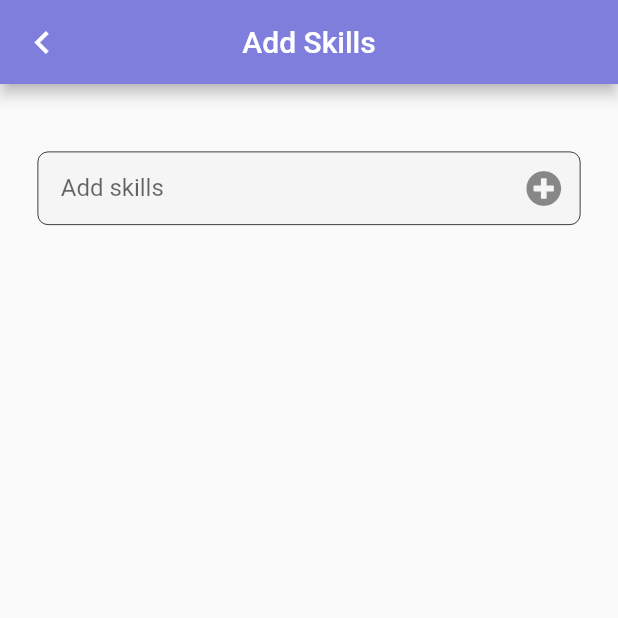
After one commit to Sabareeswaran-B/letz-connect, a Flutter app: the SkillsPage screen opened directly, on a phone screen of 412 x 824 dp, the top half of it. The commit adds this screen. Run offline on Flutter 3.47's test engine with Material 2 defaults, Android fonts, the phone set to English and light mode, and no system bars; our stand-ins replace cached_network_image, font_awesome_flutter, multi_select_flutter, page_indicator, shared_preferences; missing offline and left inert: api_cache_manager; accounts and stored records are empty.

Commit message:
skills changes

```diff
--- /dev/null
+++ b/lib/design_ui/skills.dart
@@ -0,0 +1,107 @@
+import 'package:cia_client/utils/navigation.dart';
+import 'package:flutter/material.dart';
+import 'package:font_awesome_flutter/font_awesome_flutter.dart';
+import 'package:multi_select_flutter/multi_select_flutter.dart';
+
+import '../constant.dart';
+
+class SkillsPage extends StatefulWidget {
+  const SkillsPage({Key? key}) : super(key: key);
+
+  @override
+  _SkillsPageState createState() => _SkillsPageState();
+}
+
+class _SkillsPageState extends State<SkillsPage> {
+  TextEditingController _skills = TextEditingController();
+
+  void submitHandler(value) async {
+    if (value != "") {
+      setState(() {
+        // selectedTags.add(value);
+        // selectedTags = selectedTags.toSet().toList();
+        // _items =
+        //     selectedTags.map((tags) => MultiSelectItem(tags, tags)).toList();
+      });
+    } else {
+      return null;
+    }
+  }
+
+  var _items;
+
+  @override
+  void initState() {
+
+    super.initState();
+  }
+
+  @override
+  Widget build(BuildContext context) {
+    return Scaffold(
+      appBar: AppBar(
+        backgroundColor: primaryColor,
+        leading: IconButton(
+          onPressed: () {
+            Go.back(context);
+          },
+          icon: Icon(Icons.chevron_left, color: Colors.white, size: 30),
+        ),
+        centerTitle: true,
+        title: Text("Add Skills"),
+      ),
+      body: SingleChildScrollView(
+        padding: EdgeInsets.all(25),
+        child: Column(
+          mainAxisAlignment: MainAxisAlignment.spaceEvenly,
+          crossAxisAlignment: CrossAxisAlignment.center,
+          children: [
+            Container(
+              margin: EdgeInsets.symmetric(vertical: 20),
+              decoration: BoxDecoration(
+                borderRadius: BorderRadius.circular(7.0),
+                border: Border.all(color: Colors.black, width: 0.5),
+                color: backgroundColor,
+              ),
+              child: TextFormField(
+                controller: _skills,
+                decoration: InputDecoration(
+                  labelText: "Add skills",
+                  // labelStyle: TextStyle(color: Colors.black),
+                  floatingLabelBehavior: FloatingLabelBehavior.never,
+                  border: InputBorder.none,
+                  contentPadding: EdgeInsets.only(left: 15),
+                  suffixIcon: IconButton(
+                    icon: Icon(FontAwesomeIcons.plusCircle),
+                    onPressed: () {
+                      _skills.clear();
+                    },
+                  ),
+                ),
+                cursorColor: Colors.black,
+              ),
+            ),
+            Container(
+              padding: EdgeInsets.only(left: 25, right: 25),
+              child: MultiSelectChipDisplay(
+                // height: 100,
+                chipColor: primaryColor,
+                textStyle: TextStyle(color: Colors.white),
+                scroll: true,
+                items: _items,
+                onTap: (value) {
+                  setState(() {
+                    // selectedTags.remove(value);
+                    // _items = selectedTags
+                    //     .map((tags) => MultiSelectItem(tags, tags))
+                    //     .toList();
+                  });
+                },
+              ),
+            ),
+          ],
+        ),
+      ),
+    );
+  }
+}
--- a/lib/main.dart
+++ b/lib/main.dart
@@ -2,7 +2,6 @@ import 'package:cia_client/design_ui/splash_screen.dart';
 import 'package:flutter/material.dart';
 
 import 'constant.dart';
-
 
 void main() {
   runApp(MyApp());
@@ -14,7 +13,7 @@ class MyApp extends StatelessWidget {
     return MaterialApp(
       navigatorKey: navState,
       debugShowCheckedModeBanner: false,
-      title: 'Smart NFT',
+      title: 'Letz Connect',
       home: SplashScreen(),
     );
   }
--- a/pubspec.yaml
+++ b/pubspec.yaml
@@ -34,6 +34,8 @@ dependencies:
 
   page_indicator: ^0.4.1
 
+  multi_select_flutter: ^4.0.0
+
 dev_dependencies:
   flutter_test:
     sdk: flutter
```
Also changed, not shown: lib/design_ui/drawer.dart (+9 -0 lines), lib/utils/user_repository.dart (+4 -4 lines), pubspec.lock.
